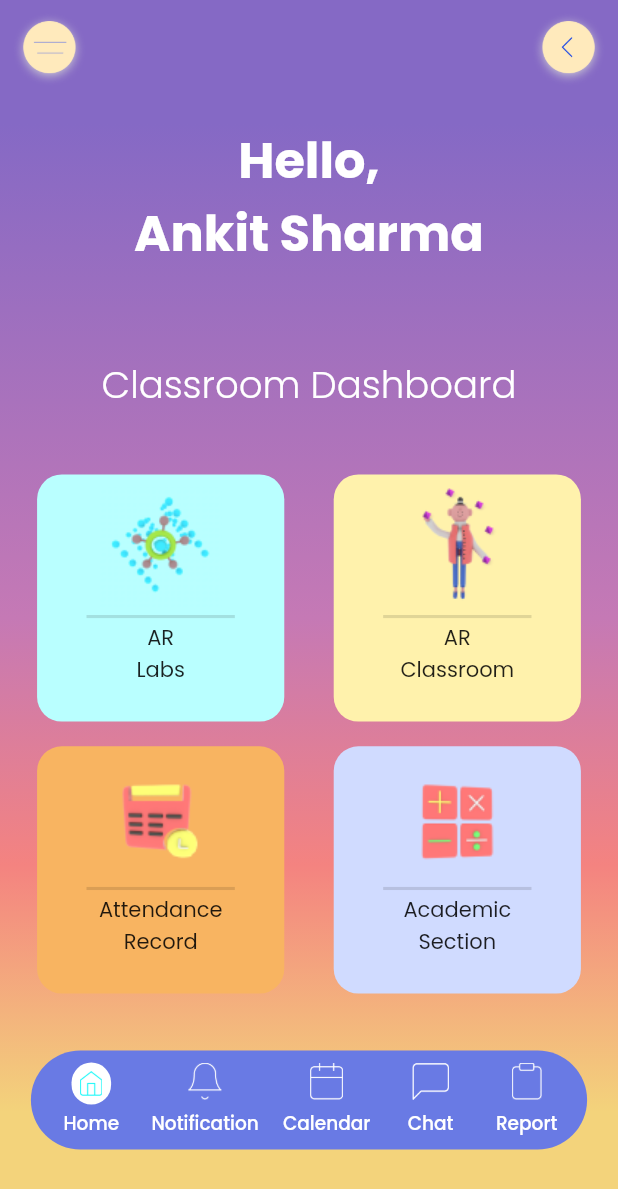
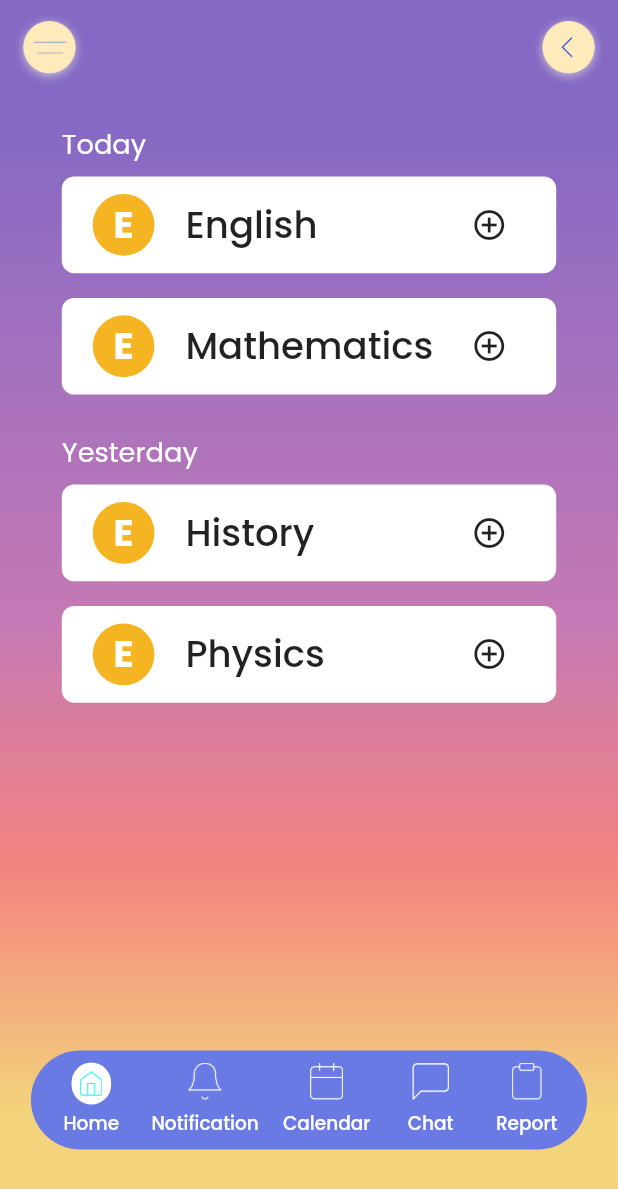
Before and after one commit to IVARA-Application/IV-APP-DEV-TEAM-2, a Flutter app: the StudentHomePage screen opened directly, on a phone screen of 412 x 824 dp. Shown: the top 1189 px of the screen. Run offline on Flutter 3.47's test engine with Material 2 defaults, Android fonts, the phone set to English and light mode, and no system bars; our stand-ins replace glassmorphism, google_fonts, lottie.

Commit message:
notification page added

```diff
--- /dev/null
+++ b/lib/student_screens/student_homepage/home.dart
@@ -0,0 +1,110 @@
+import 'package:flutter/material.dart';
+class StudentHome extends StatelessWidget {
+
+   Widget makeTab({color, text1, text2, image, height, width}) {
+    return Container(
+      height: height * 0.2,
+      width: height * 0.2,
+      decoration: BoxDecoration(
+        borderRadius: BorderRadius.all(Radius.circular(height * 0.02)),
+        color: color,
+      ),
+      child: Column(
+        children: [
+          SizedBox(height: height * 0.01),
+          Image.asset(
+            image,
+            height: height * 0.1,
+          ),
+          Divider(
+            height: height * 0.01,
+            thickness: width * 0.005,
+            indent: height * 0.04,
+            endIndent: height * 0.04,
+          ),
+          Text(text1),
+          Text(text2)
+        ],
+      ),
+    );
+  }
+
+  @override
+  Widget build(BuildContext context) {
+    double height = MediaQuery.of(context).size.height;
+    double width = MediaQuery.of(context).size.width;
+    return Container(
+                child: Column(children: [
+                  SizedBox(height: height * 0.1),
+                  Text(
+                    'Hello,',
+                    style: TextStyle(
+                        color: Colors.white,
+                        fontWeight: FontWeight.w700,
+                        fontSize: height * 0.04),
+                  ),
+                  Text(
+                    'Ankit Sharma',
+                    style: TextStyle(
+                        color: Colors.white,
+                        fontWeight: FontWeight.w700,
+                        fontSize: height * 0.04),
+                  ),
+                  SizedBox(height: height * 0.07),
+                  Text(
+                    'Classroom Dashboard',
+                    style: TextStyle(
+                        color: Colors.white,
+                        fontWeight: FontWeight.w300,
+                        fontSize: height * 0.03),
+                  ),
+                  SizedBox(height: height * 0.05),
+                  Row(
+                    mainAxisAlignment: MainAxisAlignment.center,
+                    children: [
+                      makeTab(
+                          color: Color(0xFFB9FFFF),
+                          text1: 'AR',
+                          text2: 'Labs',
+                          image: 'assets/arLab.png',
+                          height: height,
+                          width: width),
+                      SizedBox(
+                        width: width * 0.08,
+                      ),
+                      makeTab(
+                          color: Color(0xFFFFF2AC),
+                          text1: 'AR',
+                          text2: 'Classroom',
+                          image: 'assets/arClassroom.png',
+                          height: height,
+                          width: width),
+                    ],
+                  ),
+                  SizedBox(height: width * 0.04),
+                  Row(
+                    mainAxisAlignment: MainAxisAlignment.center,
+                    children: [
+                      makeTab(
+                          color: Color(0xFFF8B461),
+                          text1: 'Attendance',
+                          text2: 'Record',
+                          image: 'assets/attendance1.png',
+                          height: height,
+                          width: width),
+                      SizedBox(
+                        width: width * 0.08,
+                      ),
+                      makeTab(
+                          color: Color(0xFFD0DBFF),
+                          text1: 'Academic',
+                          text2: 'Section',
+                          image: 'assets/acadmicSection1.png',
+                          height: height,
+                          width: width),
+                    ],
+                  ),
+                ]),
+              );
+  }
+}
--- a/lib/student_screens/student_homepage/notification/notification.dart
+++ b/lib/student_screens/student_homepage/notification/notification.dart
@@ -0,0 +1,160 @@
+import 'package:flutter/material.dart';
+
+class StudentNotification extends StatefulWidget {
+  @override
+  _StudentNotificationState createState() => _StudentNotificationState();
+}
+
+class _StudentNotificationState extends State<StudentNotification> {
+  int dateIndex = -1;
+  int notificationIndex = -1;
+  List notifications = [
+    {
+      'date': 'Today',
+      'notification': [
+        {
+          'subject': 'English',
+          'content': 'Description of message',
+          'time': '08:33 a.m'
+        },
+        {
+          'subject': 'Mathematics',
+          'content': 'Description of message',
+          'time': '09:53 a.m'
+        }
+      ]
+    },
+    {
+      'date': 'Yesterday',
+      'notification': [
+        {
+          'subject': 'History',
+          'content': 'Description of message',
+          'time': '12:33 a.m'
+        },
+        {
+          'subject': 'Physics',
+          'content': 'Description of message',
+          'time': '01:53 p.m'
+        }
+      ]
+    }
+  ];
+
+  Widget makeNotificationCards(notif, height, width, dateIndexPassed) {
+    return ListView.builder(
+      shrinkWrap: true,
+      itemCount: notif.length,
+      itemBuilder: (context, i) {
+        return Padding(
+          padding: EdgeInsets.symmetric(vertical: height * 0.01),
+          child: Container(
+            width: width * 0.9,
+            decoration: BoxDecoration(
+                color: Colors.white,
+                borderRadius: BorderRadius.all(Radius.circular(height * 0.01))),
+            child: Padding(
+              padding: EdgeInsets.symmetric(
+                  vertical: height * 0.01, horizontal: width * 0.05),
+              child: (dateIndexPassed == dateIndex && notificationIndex == i)
+                  ? Column(
+                      crossAxisAlignment: CrossAxisAlignment.start,
+                      children: [
+                        Row(
+                          children: [
+                            Text(notif[i]['subject'],
+                                style: TextStyle(
+                                    fontSize: height * 0.03,
+                                    fontWeight: FontWeight.w500,
+                                    color: Color(0xFFF5B421))),
+                            Spacer(),
+                            IconButton(
+                                onPressed: () {
+                                  setState(() {
+                                    dateIndex = -1;
+                                    notificationIndex = -1;
+                                  });
+                                },
+                                icon: Icon(Icons.remove,
+                                    color: Color(0xFFF5B421)))
+                          ],
+                        ),
+                        Text(notif[i]['content'],
+                            style: TextStyle(color: Color(0xFF999999))),
+                        SizedBox(height: height * 0.01),
+                        Text(notif[i]['time'],
+                            style: TextStyle(color: Color(0xFF999999)))
+                      ],
+                    )
+                  : Row(
+                      children: [
+                        Container(
+                            height: height * 0.05,
+                            width: height * 0.05,
+                            decoration: BoxDecoration(
+                                borderRadius:
+                                    BorderRadius.all(Radius.circular(height)),
+                                color: Color(0xFFF5B421)),
+                            child: Center(
+                                child: Text('E',
+                                    style: TextStyle(
+                                        fontSize: height * 0.03,
+                                        fontWeight: FontWeight.bold,
+                                        color: Colors.white)))),
+                        SizedBox(width: width * 0.05),
+                        Text(notif[i]['subject'],
+                            style: TextStyle(
+                                fontSize: height * 0.03,
+                                fontWeight: FontWeight.w500)),
+                        Spacer(),
+                        IconButton(
+                            onPressed: () {
+                              setState(() {
+                                dateIndex = dateIndexPassed;
+                                notificationIndex = i;
+                                print(dateIndex);
+                              });
+                            },
+                            icon: Icon(Icons.add_circle_outline))
+                      ],
+                    ),
+            ),
+          ),
+        );
+      },
+    );
+  }
+
+  @override
+  Widget build(BuildContext context) {
+    double height = MediaQuery.of(context).size.height;
+    double width = MediaQuery.of(context).size.width;
+    return Column(
+      children: [
+        SizedBox(height: height * 0.1),
+        Expanded(
+          child: ListView.builder(
+            shrinkWrap: true,
+            itemCount: notifications.length,
+            itemBuilder: (context, i) {
+              return Padding(
+                padding: EdgeInsets.symmetric(horizontal: width * 0.1),
+                child: Column(
+                  crossAxisAlignment: CrossAxisAlignment.start,
+                  children: [
+                    Text(notifications[i]['date'],
+                        style: TextStyle(
+                            fontSize: height * 0.022, color: Colors.white)),
+                    makeNotificationCards(notifications[i]['notification'],
+                        height, width, i),
+                    SizedBox(height: height * 0.02),
+                  ],
+                ),
+              );
+            },
+          ),
+        ),
+      ],
+    );
+  }
+}
--- a/lib/student_screens/student_homepage/studentHomepage.dart
+++ b/lib/student_screens/student_homepage/studentHomepage.dart
@@ -1,4 +1,6 @@
 import 'package:flutter/material.dart';
+import 'package:new_ivara_app/lib.dart';
+import 'package:new_ivara_app/student_screens/student_homepage/home.dart';
 class StudentHomePage extends StatefulWidget {
   @override
   _StudentHomePageState createState() => _StudentHomePageState();
@@ -9,34 +11,6 @@ class _StudentHomePageState extends State<StudentHomePage> {
   static String id = 'StudentHomePage';
   final GlobalKey<ScaffoldState> _scaffoldKey = new GlobalKey<ScaffoldState>();
   int currentIndex=0;
-
-  Widget makeTab({color, text1, text2, image, height, width}) {
-    return Container(
-      height: height * 0.2,
-      width: height * 0.2,
-      decoration: BoxDecoration(
-        borderRadius: BorderRadius.all(Radius.circular(height * 0.02)),
-        color: color,
-      ),
-      child: Column(
-        children: [
-          SizedBox(height: height * 0.01),
-          Image.asset(
-            image,
-            height: height * 0.1,
-          ),
-          Divider(
-            height: height * 0.01,
-            thickness: width * 0.005,
-            indent: height * 0.04,
-            endIndent: height * 0.04,
-          ),
-          Text(text1),
-          Text(text2)
-        ],
-      ),
-    );
-  }
 
   @override
   Widget build(BuildContext context) {
@@ -163,77 +137,8 @@ class _StudentHomePageState extends State<StudentHomePage> {
               ),
               height: double.infinity,
               width: double.infinity,
-              child: Column(children: [
-                SizedBox(height: height * 0.1),
-                Text(
-                  'Hello,',
-                  style: TextStyle(
-                      color: Colors.white,
-                      fontWeight: FontWeight.w700,
-                      fontSize: height * 0.04),
-                ),
-                Text(
-                  'Ankit Sharma',
-                  style: TextStyle(
-                      color: Colors.white,
-                      fontWeight: FontWeight.w700,
-                      fontSize: height * 0.04),
-                ),
-                SizedBox(height: height * 0.07),
-                Text(
-                  'Classroom Dashboard',
-                  style: TextStyle(
-                      color: Colors.white,
-                      fontWeight: FontWeight.w300,
-                      fontSize: height * 0.03),
-                ),
-                SizedBox(height: height * 0.05),
-                Row(
-                  mainAxisAlignment: MainAxisAlignment.center,
-                  children: [
-                    makeTab(
-                        color: Color(0xFFB9FFFF),
-                        text1: 'AR',
-                        text2: 'Labs',
-                        image: 'assets/arLab.png',
-                        height: height,
-                        width: width),
-                    SizedBox(
-                      width: width * 0.08,
-                    ),
-                    makeTab(
-                        color: Color(0xFFFFF2AC),
-                        text1: 'AR',
-                        text2: 'Classroom',
-                        image: 'assets/arClassroom.png',
-                        height: height,
-                        width: width),
-                  ],
-                ),
-                SizedBox(height: width * 0.04),
-                Row(
-                  mainAxisAlignment: MainAxisAlignment.center,
-                  children: [
-                    makeTab(
-                        color: Color(0xFFF8B461),
-                        text1: 'Attendance',
-                        text2: 'Record',
-                        image: 'assets/attendance1.png',
-                        height: height,
-                        width: width),
-                    SizedBox(
-                      width: width * 0.08,
-                    ),
-                    makeTab(
-                        color: Color(0xFFD0DBFF),
-                        text1: 'Academic',
-                        text2: 'Section',
-                        image: 'assets/acadmicSection1.png',
-                        height: height,
-                        width: width),
-                  ],
-                ),
-              ]),
+              // child: StudentHome()
+              child:StudentNotification()
             ),
             Positioned(
                 height: height * 0.08,
```
